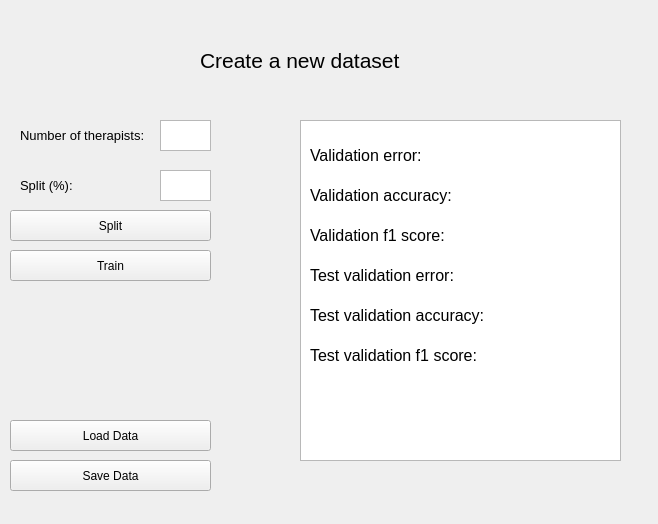
First picture: the form in config.ui, repository samuok/Junction22, before the edit.
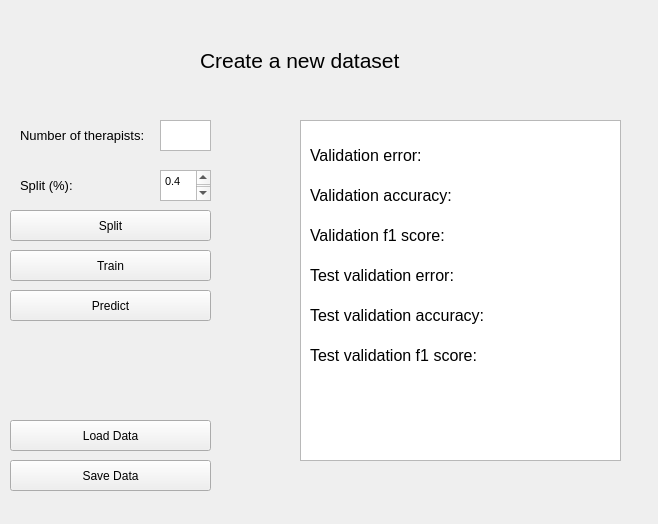
Second picture: the form after the edit.

```diff
--- a/config.ui
+++ b/config.ui
@@ -135,6 +135,14 @@
      <height>31</height>
     </rect>
    </property>
+   <property name="html">
+    <string>&lt;!DOCTYPE HTML PUBLIC &quot;-//W3C//DTD HTML 4.0//EN&quot; &quot;http://www.w3.org/TR/REC-html40/strict.dtd&quot;&gt;
+&lt;html&gt;&lt;head&gt;&lt;meta name=&quot;qrichtext&quot; content=&quot;1&quot; /&gt;&lt;style type=&quot;text/css&quot;&gt;
+p, li { white-space: pre-wrap; }
+&lt;/style&gt;&lt;/head&gt;&lt;body style=&quot; font-family:'MS Shell Dlg 2'; font-size:8.25pt; font-weight:400; font-style:normal;&quot;&gt;
+&lt;p style=&quot; margin-top:0px; margin-bottom:0px; margin-left:0px; margin-right:0px; -qt-block-indent:0; text-indent:0px;&quot;&gt;0.4&lt;/p&gt;
+&lt;p style=&quot;-qt-paragraph-type:empty; margin-top:0px; margin-bottom:0px; margin-left:0px; margin-right:0px; -qt-block-indent:0; text-indent:0px;&quot;&gt;&lt;br /&gt;&lt;/p&gt;&lt;/body&gt;&lt;/html&gt;</string>
+   </property>
   </widget>
   <widget class="QPushButton" name="train_model">
    <property name="geometry">
@@ -257,6 +265,19 @@
     <string>Test validation f1 score:</string>
    </property>
   </widget>
+  <widget class="QPushButton" name="predict">
+   <property name="geometry">
+    <rect>
+     <x>10</x>
+     <y>290</y>
+     <width>201</width>
+     <height>31</height>
+    </rect>
+   </property>
+   <property name="text">
+    <string>Predict</string>
+   </property>
+  </widget>
  </widget>
  <resources/>
  <connections/>
```
Left out of the diff: 14 changed lines with no effect on the pictures.
